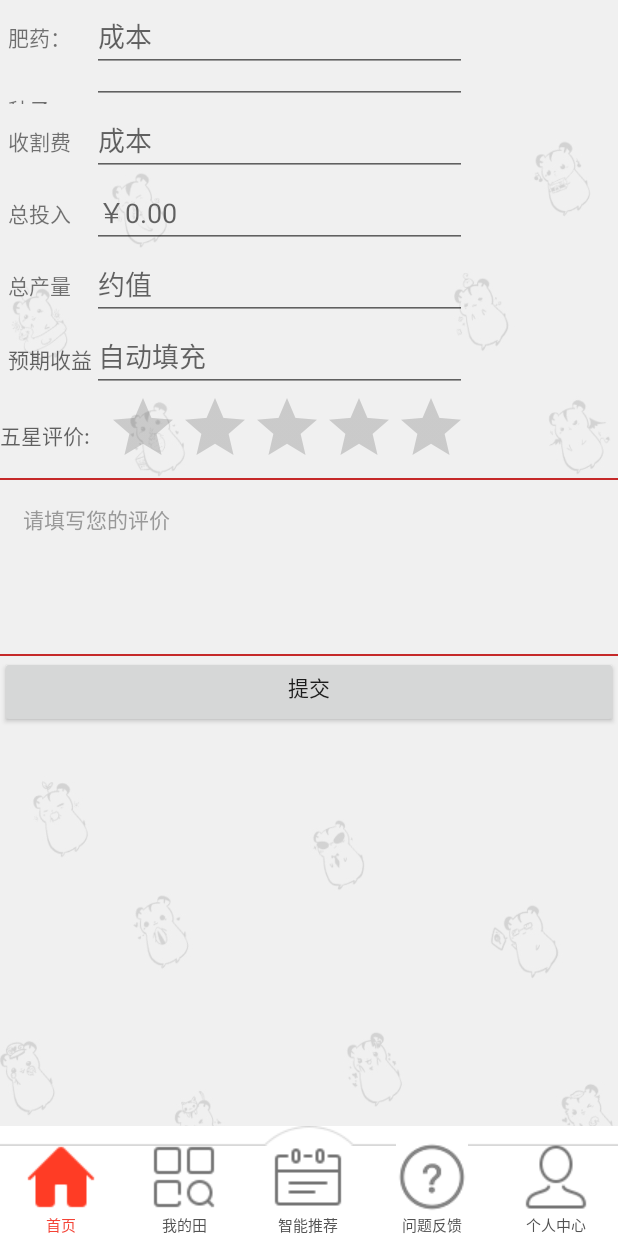
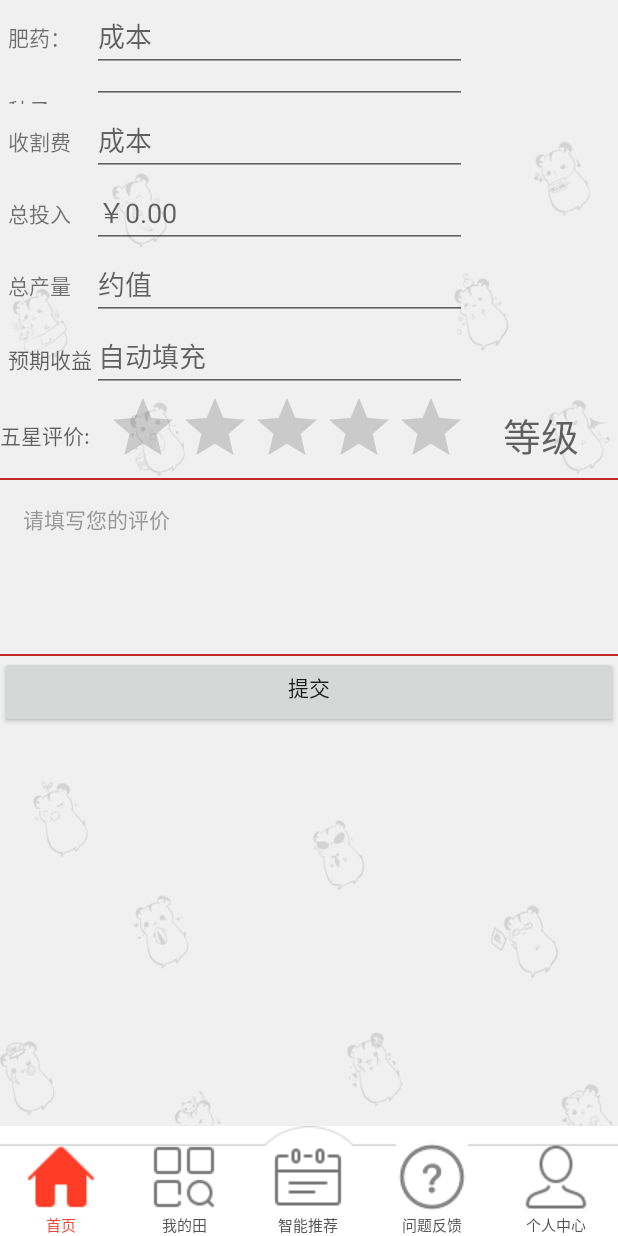
Before and after one commit to jideqiang1231/AfriculturePlatformsource, an Android app: the fragment EstimateFragment placed in its activity, on a phone screen of 412 x 824 dp. Run offline under Robolectric (Android 15) with nearby library versions, the phone set to English and light mode, and no system bars; our stand-ins replace ButterKnife; libraries missing offline, so code that uses them is left out: com.flyco.tablayout; plain views replace FlowTagLayout.

Commit message:
app second commit

```diff
--- a/app/src/main/java/com/bigdata/agricultureplatform/home/adapter/ChannelAdapter.java
+++ b/app/src/main/java/com/bigdata/agricultureplatform/home/adapter/ChannelAdapter.java
@@ -13,6 +13,7 @@ import com.bigdata.agricultureplatform.home.bean.ResultBeanData;
 /**
  * @description：$des$
  **/
+//上边这块
 public class ChannelAdapter extends BaseAdapter {
     private final Context mcontext;
     private final String userName;
--- a/app/src/main/java/com/bigdata/agricultureplatform/home/bean/RegisterBean.java
+++ b/app/src/main/java/com/bigdata/agricultureplatform/home/bean/RegisterBean.java
@@ -3,6 +3,7 @@ package com.bigdata.agricultureplatform.home.bean;
 /**
  * @description：$des$
  **/
+//注册这块的bean返回的信息：注册成功
 public class RegisterBean {
 
     /**
--- a/app/src/main/java/com/bigdata/agricultureplatform/home/bean/ResultBeanData.java
+++ b/app/src/main/java/com/bigdata/agricultureplatform/home/bean/ResultBeanData.java
@@ -3,6 +3,7 @@ package com.bigdata.agricultureplatform.home.bean;
 /**
  * @description：$des$
  **/
+//实验：user表后端返回的内容
 public class ResultBeanData {
     /**
      * msg : get请求成功
--- a/app/src/main/java/com/bigdata/agricultureplatform/home/fragment/HomeFragment.java
+++ b/app/src/main/java/com/bigdata/agricultureplatform/home/fragment/HomeFragment.java
@@ -25,7 +25,6 @@ public class HomeFragment extends BaseFragment {
     //把这个东西生成为类的变量，能用，直接写在下边不好把
     private ResultBeanData.LoginresultBean loginresultBean;
     //删除了回到顶部ib_backtop与右上角问答tv_message_home
-
     //$$$$$$$$$$$$$$$$$$$$$$$$把创建的homefragmentadapter给拉过来
     private HomeFragmentAdapter adapter;//就叫adapter，随便起
 
@@ -65,7 +64,7 @@ public class HomeFragment extends BaseFragment {
     public void initData() {
         super.initData();
         Log.e(TAG, "主页的fragment数据被初始化了");
-//        //抽取方法，联网的
+   //抽取方法，联网的
    //    getDataFromNet();
     }
 //
--- a/app/src/main/java/com/bigdata/agricultureplatform/myfield/fragment/EstimateFragment.java
+++ b/app/src/main/java/com/bigdata/agricultureplatform/myfield/fragment/EstimateFragment.java
@@ -1,15 +1,50 @@
 package com.bigdata.agricultureplatform.myfield.fragment;
 
 import android.view.View;
+import android.widget.RatingBar;
+import android.widget.TextView;
+import android.widget.Toast;
 
 import com.bigdata.agricultureplatform.R;
+import com.bigdata.agricultureplatform.app.MainActivity;
 import com.bigdata.agricultureplatform.base.BaseFragment;
 
+import butterknife.Bind;
+import butterknife.ButterKnife;
+
+//投产估算
 public class EstimateFragment extends BaseFragment {
+    @Bind(R.id.rb_ratingbar)
+    RatingBar rbRatingbar;
+    @Bind(R.id.tv_rating)
+    TextView tvRating;
+
     @Override
     public View initView() {
         View view = View.inflate(mContext, R.layout.fragment_estimate, null);
-
+        ButterKnife.bind(this,view);
+        rbRatingbar.setOnRatingBarChangeListener(new RatingBar.OnRatingBarChangeListener() {
+            @Override
+            public void onRatingChanged(RatingBar ratingBar, float v, boolean b) {
+                Toast.makeText(getActivity(), v + "分", Toast.LENGTH_SHORT).show();
+                if(v==0.0||v==0.5||v==1.0){
+                    tvRating.setText("非常差");
+                }else if(v==1.5||v==2.0){
+                    tvRating.setText("差");
+                }else if(v==2.5||v==3.0){
+                    tvRating.setText("中");
+                }else if(v==3.5||v==4.0){
+                    tvRating.setText("良");
+                }else if(v==4.5||v==5.0){
+                    tvRating.setText("优秀");
+                }
+            }
+        });
         return view;
     }
+
+    @Override
+    public void initData() {
+        super.initData();
+    }
 }
--- a/app/src/main/java/com/bigdata/agricultureplatform/myfield/fragment/FieldmanageFragment.java
+++ b/app/src/main/java/com/bigdata/agricultureplatform/myfield/fragment/FieldmanageFragment.java
@@ -5,7 +5,7 @@ import android.view.View;
 
 import com.bigdata.agricultureplatform.R;
 import com.bigdata.agricultureplatform.base.BaseFragment;
-
+//田的管理模块
 public class FieldmanageFragment extends BaseFragment {
     @Override
     public View initView() {
--- a/app/src/main/java/com/bigdata/agricultureplatform/myfield/fragment/MyfieldinfoFragment.java
+++ b/app/src/main/java/com/bigdata/agricultureplatform/myfield/fragment/MyfieldinfoFragment.java
@@ -3,11 +3,12 @@ package com.bigdata.agricultureplatform.myfield.fragment;
 import android.view.View;
 
 import com.bigdata.agricultureplatform.base.BaseFragment;
-
+//田的信息模块
 public class MyfieldinfoFragment extends BaseFragment{
 
     @Override
     public View initView() {
         return null;
     }
+
 }
--- a/app/src/main/res/layout/fragment_estimate.xml
+++ b/app/src/main/res/layout/fragment_estimate.xml
@@ -119,7 +119,16 @@
             android:rating="0"
             android:stepSize="0.5" />
 
+        <TextView
+            android:id="@+id/tv_rating"
+            android:layout_width="99dp"
+            android:layout_height="wrap_content"
+            android:layout_gravity="center"
+            android:gravity="center"
+            android:hint="等级"
+            android:textSize="25dp" />
         />
+
     </TableRow>
 
     <!--评论框-->
```
Also changed, not shown: app/src/main/java/com/bigdata/agricultureplatform/myfield/fragment/MyfieldFragment.java (+8 -4 lines).
